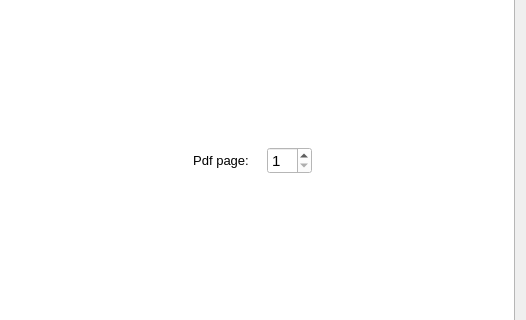
Before: the Qt Designer form mainwindow.ui in MosheWagner/Orayta-QT, drawn with Qt 5; both pictures show x 563 to 1089 and y 205 to 525 of the 1089 by 717 pixel window.
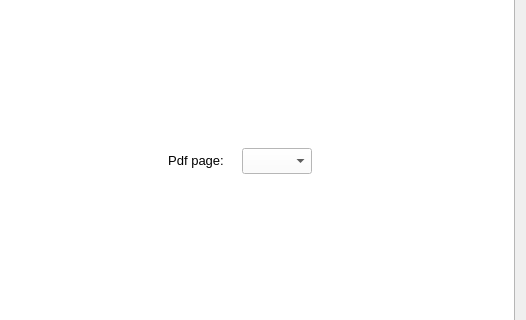
After: the same form once the commit is applied. Icons and pictures are not drawn. Custom widgets are drawn as their Qt base class.

Commit message: Improved PDF page scrolling

```diff
--- a/mainwindow.ui
+++ b/mainwindow.ui
@@ -669,9 +669,18 @@
            </widget>
           </item>
           <item>
-           <widget class="QSpinBox" name="pdfPageSpin">
-            <property name="minimum">
-             <number>1</number>
+           <widget class="QComboBox" name="pdfDropBox">
+            <property name="maximumSize">
+             <size>
+              <width>70</width>
+              <height>16777215</height>
+             </size>
+            </property>
+            <property name="inputMethodHints">
+             <set>Qt::ImhDigitsOnly</set>
+            </property>
+            <property name="minimumContentsLength">
+             <number>0</number>
             </property>
            </widget>
           </item>
```
The commit also changes 5 other files.
